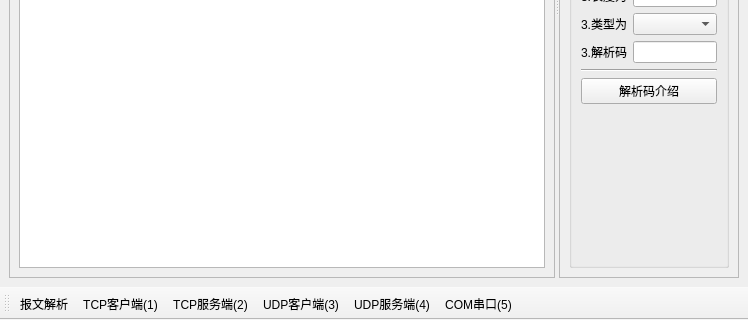
Before: the Qt Designer form src/interface/frmmain.ui in whx110123/PDTool, drawn with Qt 5; both pictures show x 0 to 748 and y 300 to 620 of the 748 by 620 pixel window.
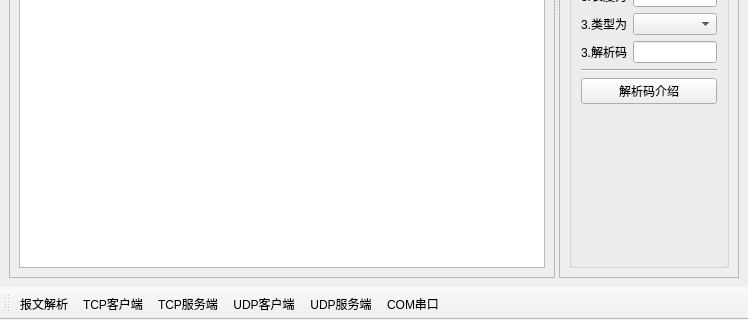
After: the same form once the commit is applied. Custom widgets are drawn as their Qt base class.

Diff of the .ui file:
```diff
--- a/src/interface/frmmain.ui
+++ b/src/interface/frmmain.ui
@@ -605,7 +605,7 @@
   </action>
   <action name="action_TCPClient">
    <property name="text">
-    <string>TCP客户端(&amp;1) </string>
+    <string>TCP客户端</string>
    </property>
    <property name="toolTip">
     <string>TCP客户端(1)</string>
@@ -613,7 +613,7 @@
   </action>
   <action name="action_TCPServer">
    <property name="text">
-    <string>TCP服务端(&amp;2)</string>
+    <string>TCP服务端</string>
    </property>
    <property name="toolTip">
     <string>TCP服务端(2)</string>
@@ -621,7 +621,7 @@
   </action>
   <action name="action_UDPClient">
    <property name="text">
-    <string>UDP客户端(&amp;3) </string>
+    <string>UDP客户端</string>
    </property>
    <property name="toolTip">
     <string>UDP客户端(3) </string>
@@ -650,7 +650,7 @@
   </action>
   <action name="action_UDPServer">
    <property name="text">
-    <string>UDP服务端(&amp;4)</string>
+    <string>UDP服务端</string>
    </property>
    <property name="toolTip">
     <string>UDP服务端(4)</string>
@@ -658,7 +658,7 @@
   </action>
   <action name="action_COM">
    <property name="text">
-    <string>COM串口(&amp;5)</string>
+    <string>COM串口</string>
    </property>
    <property name="toolTip">
     <string>COM串口(5)</string>
```
Left out of the diff: 10 changed lines with no effect on the pictures.
